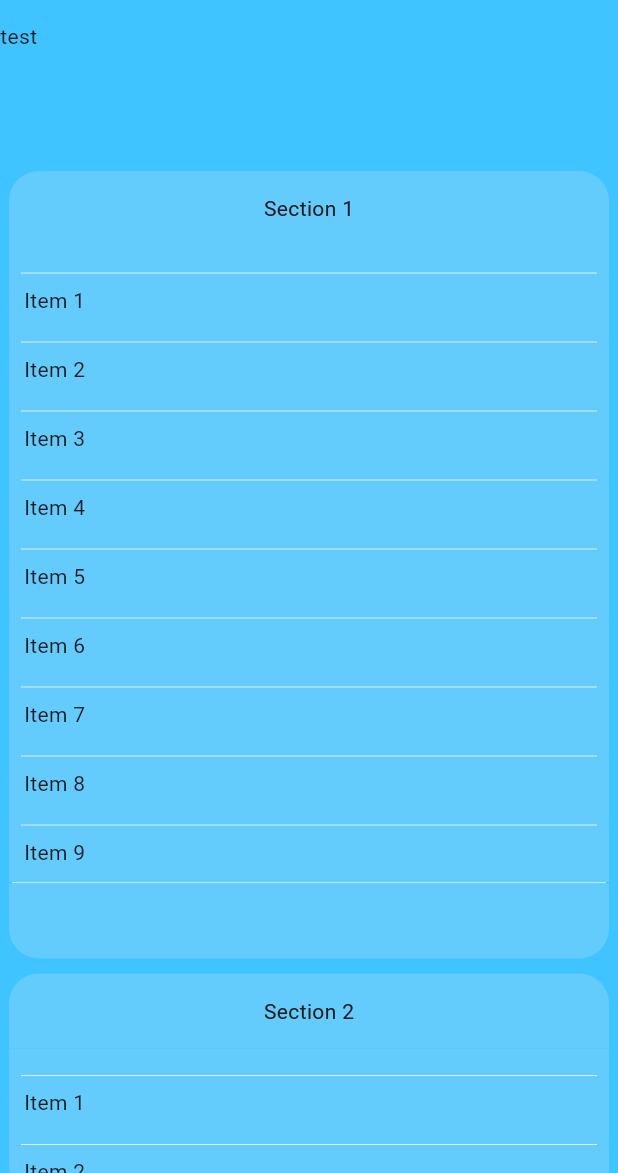
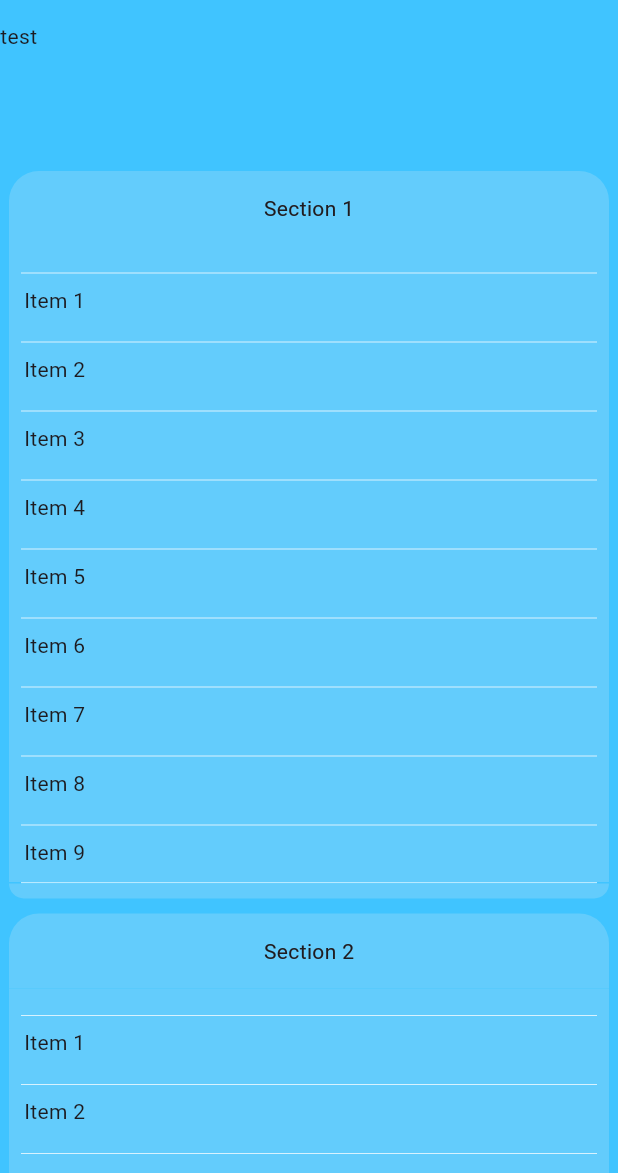
Before and after one commit to leobellejoseph/ios_weather, a Flutter app: the screen it shows after launch, on a phone screen of 412 x 824 dp, the part 63-1236 px from its top. Run offline on Flutter 3.47's test engine with Material 3 defaults, Android fonts, the phone set to English and light mode, and no system bars.

Commit message:
Fix: corrected sliver footer

```diff
--- a/lib/screen/home_screen.dart
+++ b/lib/screen/home_screen.dart
@@ -38,7 +38,9 @@ class _HomeScreenState extends State<HomeScreen> {
               padding: const EdgeInsets.only(left: 6, right: 6),
               sliver: _getDecoratedSliverList(10),
             ),
-            const SliverToBoxAdapter(
+            const SliverPadding(
+              padding: EdgeInsets.only(left: 6, right: 6),
+              sliver: SliverToBoxAdapter(
                   child: Divider(
                 height: 1,
                 thickness: 0.5,
@@ -46,7 +48,10 @@ class _HomeScreenState extends State<HomeScreen> {
                 indent: 8,
                 endIndent: 8,
               )),
-            const SliverPinnedPersistentFooter(delegate: SliverFooterDelegate(title: '')),
+            ),
+          ]),
+          const SliverMainAxisGroup(slivers: [
+            SliverPinnedPersistentFooter(delegate: SliverFooterDelegate(title: '')),
           ]),
           const SliverToBoxAdapter(child: SizedBox(height: 10)),
           SliverMainAxisGroup(slivers: [
@@ -268,7 +273,7 @@ class SliverFooterDelegate extends SliverPersistentHeaderDelegate {
   double get maxExtent => minExtent;
 
   @override
-  double get minExtent => 50;
+  double get minExtent => 10;
 
   @override
   bool shouldRebuild(covariant SliverPersistentHeaderDelegate oldDelegate) {
```
Lines whose indentation alone changed are shown as unchanged.
